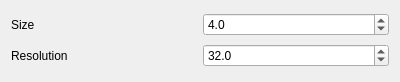
Qt form src/widget/animation/plasmaanimationcontrolwidget.ui (8bitbuddhist/PixelMaestro-Studio) before a commit.
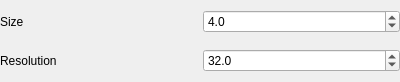
The same form after that commit.

The edit to the form file:
```diff
--- a/src/widget/animation/plasmaanimationcontrolwidget.ui
+++ b/src/widget/animation/plasmaanimationcontrolwidget.ui
@@ -14,6 +14,18 @@
    <string>Form</string>
   </property>
   <layout class="QGridLayout" name="gridLayout">
+   <property name="leftMargin">
+    <number>0</number>
+   </property>
+   <property name="topMargin">
+    <number>0</number>
+   </property>
+   <property name="rightMargin">
+    <number>0</number>
+   </property>
+   <property name="bottomMargin">
+    <number>0</number>
+   </property>
    <item row="1" column="1">
     <widget class="QDoubleSpinBox" name="resolutionDoubleSpinBox">
      <property name="toolTip">
```
